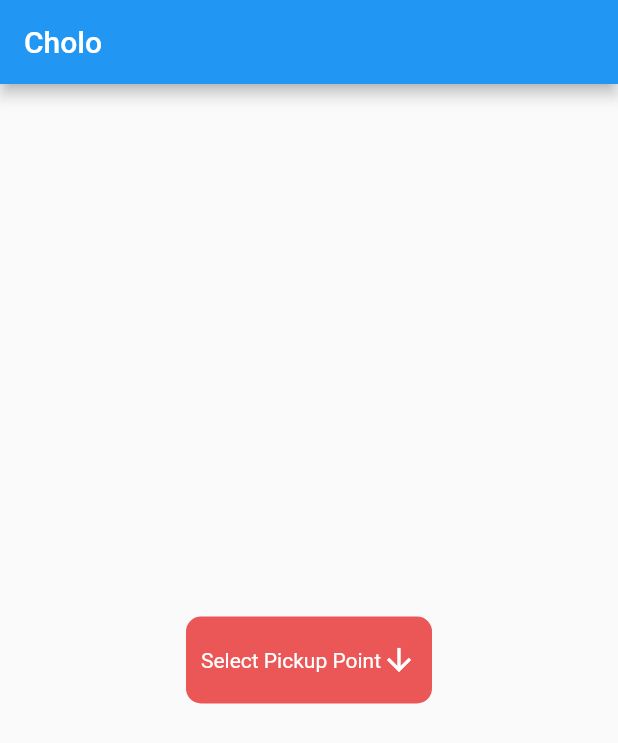
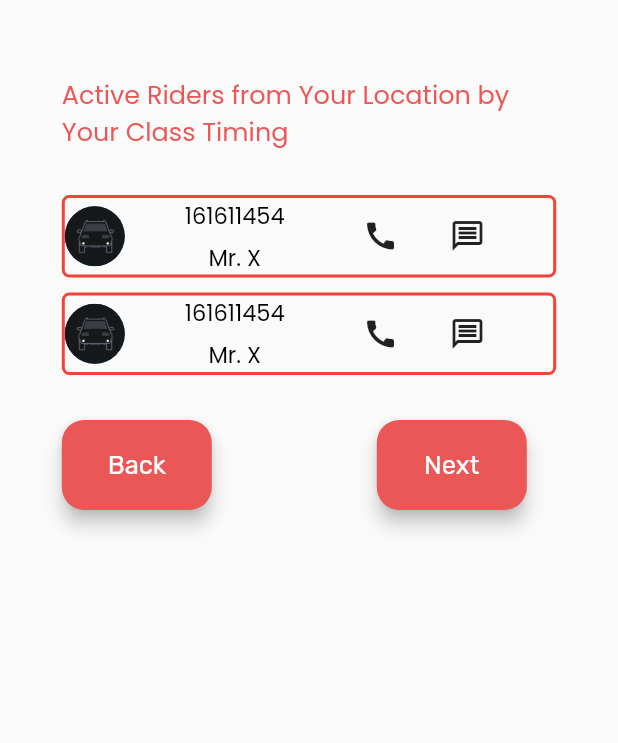
Before and after one commit to Moin-Islam/Cholo, a Flutter app: the screen it shows after launch, on a phone screen of 412 x 824 dp. Shown: the top 743 px of the screen. Run offline on Flutter 3.47's test engine with Material 2 defaults, Android fonts, the phone set to English and light mode, and no system bars; our stand-ins replace file_picker, google_fonts, image_picker, otp_text_field; missing offline and left inert: sign_button; Roboto replaces fonts that are missing (Georgia).

Commit message:
3ta page

```diff
--- a/lib/main.dart
+++ b/lib/main.dart
@@ -1,3 +1,6 @@
+import 'package:cholo/pages/dashboard.dart';
+import 'package:cholo/pages/login.dart';
+import 'package:cholo/pages/pickuplocation.dart';
 import 'package:flutter/material.dart';
 import 'package:cholo/components/components.dart';
 import 'package:otp_text_field/otp_field.dart';
@@ -95,50 +98,7 @@
     // The Flutter framework has been optimized to make rerunning build methods
     // fast, so that you can just rebuild anything that needs updating rather
     // than having to individually change instances of widgets.
-    return Scaffold(
-      appBar: AppBar(
-        // Here we take the value from the MyHomePage object that was created by
-        // the App.build method, and use it to set our appbar title.
-        title: Text(widget.title),
-      ),
-      body:  Center(
-
-        child: Container(
-          padding: EdgeInsets.symmetric(horizontal: 10,vertical: 5),
-          decoration: BoxDecoration(
-            borderRadius: BorderRadius.circular(10),
-            color: Color(0xffEB5757),
-
-          ),
-          child: DropdownButton<String>(
-      value: selectedItem,
-      icon: const Icon(Icons.arrow_downward,color: Colors.white,),
-      underline: Container(
-        height: 1,
-        color: Color(0xffEB5757),
-      ),
-      elevation: 16,
-      dropdownColor: Color(0xffEB5757),
-      style: const TextStyle(color: Colors.white),
-      onChanged: (String? value) {
-          // This is called when the user selects an item.
-          setState(() {
-            selectedItem = value!;
-
-          });
-      },
-      items: locationItems.map<DropdownMenuItem<String>>((String value) {
-          return DropdownMenuItem<String>(
-            value: value,
-            child: Text(value),
-          );
-      }).toList(),
-    ),
-        )
-
-
-        ),
-      );
+    return Dashboard();
 
 
        // This trailing comma makes auto-formatting nicer for build methods.
--- /dev/null
+++ b/lib/pages/dashboard.dart
@@ -0,0 +1,200 @@
+import 'package:flutter/material.dart';
+import 'package:flutter/src/foundation/key.dart';
+import 'package:flutter/src/widgets/framework.dart';
+import 'package:google_fonts/google_fonts.dart';
+
+class Dashboard extends StatefulWidget {
+  const Dashboard({Key? key}) : super(key: key);
+
+  @override
+  State<Dashboard> createState() => _DashboardState();
+}
+
+class _DashboardState extends State<Dashboard> {
+
+
+  Widget buildTopLocationSection () {
+    return Column(
+      children: [
+        Row(
+          children: [
+            Icon(Icons.star_border_sharp,color: Colors.blue),
+            Text("Badda"),
+          ],
+        ),
+        const SizedBox(height: 10,),
+        Divider(
+          color: Colors.black45,
+          thickness: 5,
+        ),
+        Row(
+          children: [
+            Icon(Icons.star_border_sharp,color: Colors.blue),
+            Text("Badda"),],
+        )
+      ],
+    );
+  }
+
+  Widget buildActiveRiders() {
+    return Column(
+      children: [
+        const SizedBox(height: 20,),
+        Text("Active Riders from Your Location by Your Class Timing",
+        style: GoogleFonts.poppins(
+          fontSize: 17,
+          fontWeight: FontWeight.normal,
+          color: Color(0xffEB5757)
+        ),),
+        const SizedBox(height: 30,),
+        Container(
+          decoration: BoxDecoration(
+            border: Border.all(width: 2, color: Colors.red),
+            borderRadius: BorderRadius.circular(5)
+          ),
+          child: Column(
+            children: [
+              Row(
+                children: [
+                  CircleAvatar(
+                    radius: 20,
+                    backgroundImage: AssetImage('images/car.png'),
+                  ),
+                  const SizedBox(width: 40,),
+                  Column(
+                    children: [
+                      Text("161611454",
+                      style: GoogleFonts.poppins(
+                        fontSize: 15,
+                        fontWeight: FontWeight.normal,
+                        color : Colors.black
+                      ),),
+                      const SizedBox(height: 5,),
+                      Text("Mr. X",
+                      style: GoogleFonts.poppins(
+                        fontSize: 15,
+                        fontWeight: FontWeight.normal,
+                        color: Colors.black
+                      ),)
+                    ],
+                  ),
+                  const SizedBox(width: 40,),
+                  IconButton(onPressed: () {}, icon: Icon(Icons.call)),
+                  const SizedBox(width: 10,),
+                  IconButton(onPressed: () {}, icon: Icon(Icons.message_outlined)),
+                ],
+              )
+            ],
+          ),
+        ),
+        const SizedBox(height: 10,),
+        Container(
+          decoration: BoxDecoration(
+            border: Border.all(width: 2, color: Colors.red),
+            borderRadius: BorderRadius.circular(5)
+          ),
+          child: Column(
+            children: [
+              Row(
+                children: [
+                  CircleAvatar(
+                    radius: 20,
+                    backgroundImage: AssetImage('images/car.png'),
+                  ),
+                  const SizedBox(width: 40,),
+                  Column(
+                    children: [
+                      Text("161611454",
+                      style: GoogleFonts.poppins(
+                        fontSize: 15,
+                        fontWeight: FontWeight.normal,
+                        color : Colors.black
+                      ),),
+                      const SizedBox(height: 5,),
+                      Text("Mr. X",
+                      style: GoogleFonts.poppins(
+                        fontSize: 15,
+                        fontWeight: FontWeight.normal,
+                        color: Colors.black
+                      ),)
+                    ],
+                  ),
+                  const SizedBox(width: 40,),
+                  IconButton(onPressed: () {}, icon: Icon(Icons.call)),
+                  const SizedBox(width: 10,),
+                  IconButton(onPressed: () {}, icon: Icon(Icons.message_outlined)),
+                ],
+              )
+            ],
+          ),
+        ),
+      ],
+    );
+  }
+
+   Widget buildBottomButtons() {
+    return Row(
+      children: [
+        SizedBox(
+      height: 60,
+      width:100,
+      child: ElevatedButton(
+        style: ElevatedButton.styleFrom(
+          elevation: 5,
+          padding: EdgeInsets.all(20),
+          shape:
+              RoundedRectangleBorder(borderRadius: BorderRadius.circular(15.0)),
+          primary: Color(0xffEB5757),
+        ),
+        onPressed: () {},
+        child: Text(
+          'Back',
+          style: GoogleFonts.rubik(
+              color: Colors.white, fontSize: 17, fontWeight: FontWeight.normal),
+        ),
+      ),
+    ),
+    const SizedBox(width: 110,),
+    SizedBox(
+      height: 60,
+      width: 100,
+      child: ElevatedButton(
+        style: ElevatedButton.styleFrom(
+          elevation: 5,
+          padding: EdgeInsets.all(20),
+          shape:
+              RoundedRectangleBorder(borderRadius: BorderRadius.circular(15.0)),
+          primary: Color(0xffEB5757),
+        ),
+        onPressed: () {},
+        child: Text(
+          'Next',
+          style: GoogleFonts.rubik(
+              color: Colors.white, fontSize: 17, fontWeight: FontWeight.normal),
+        ),
+      ),
+    )
+      ],
+    );
+  }
+
+  @override
+  Widget build(BuildContext context) {
+    return Scaffold(
+      body: Container(
+        padding: EdgeInsets.symmetric(
+          horizontal: MediaQuery.of(context).size.width * 0.1, vertical: 30
+        ),
+        child: Column(
+
+          children: [
+
+              buildActiveRiders(),
+              const SizedBox(height: 30,),
+              buildBottomButtons()
+          ],
+        ),
+      ) ,
+    );
+  }
+}
```
Also changed, not shown: lib/pages/login.dart (added, +196 -0 lines), lib/pages/pickuplocation.dart (added, +236 -0 lines), pubspec.yaml (+4 -3 lines), images/Cholo.png (added), images/car.png (added), pubspec.lock.
